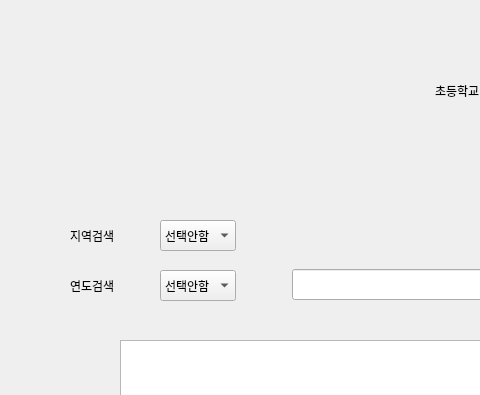
Above: inquiry.ui from jungyeonwoo265/dbdbdip before the change; both pictures show x 0 to 480 and y 0 to 395 of the 1000 by 900 pixel window. Below: the same form after it.
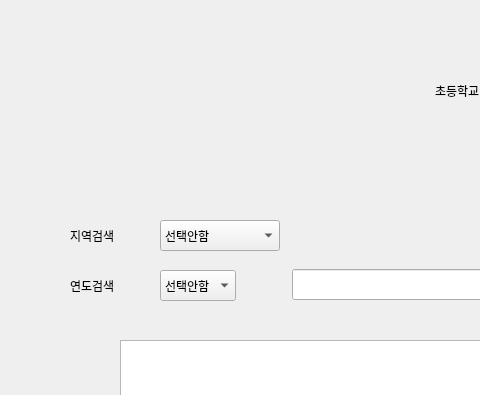
That is the form after the change.

Commit message: UI 변경

The edit to the form file:
```diff
--- a/inquiry.ui
+++ b/inquiry.ui
@@ -104,7 +104,7 @@
     <rect>
      <x>160</x>
      <y>220</y>
-     <width>76</width>
+     <width>120</width>
      <height>31</height>
     </rect>
    </property>
```
